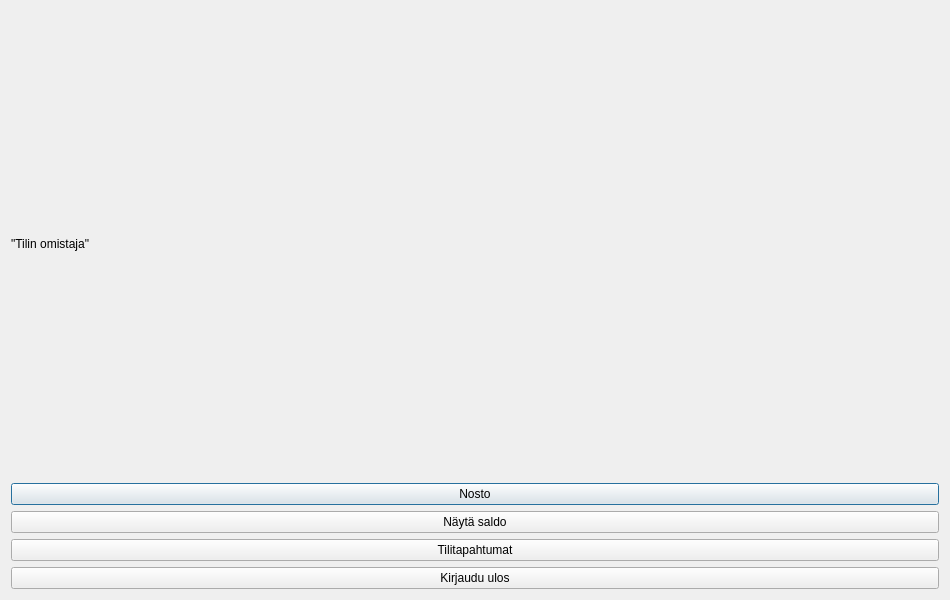
Before: the Qt Designer form bankautomat/kayttoliittyma.ui in AJHosuja/BankAutomat, drawn with Qt 5.
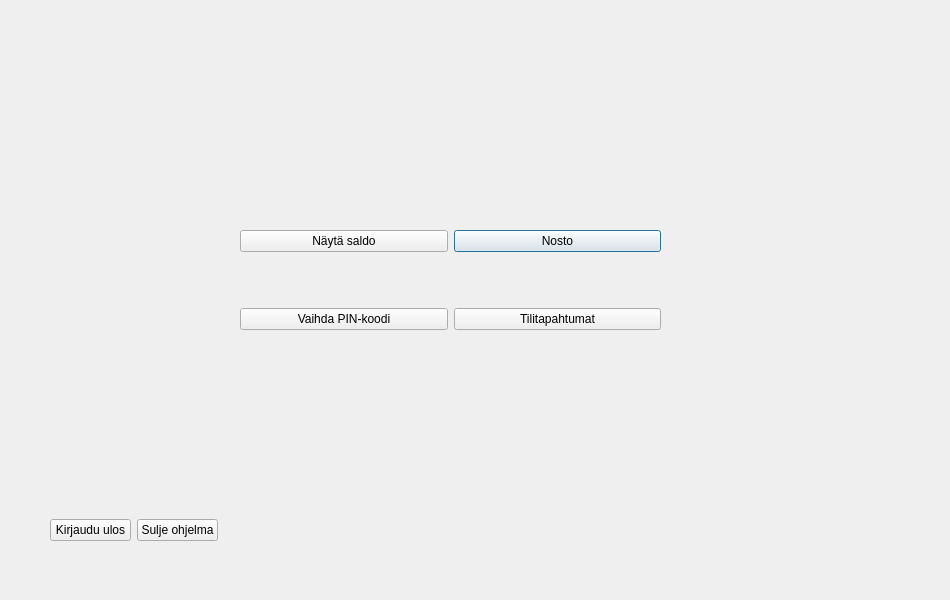
After: the same form once the commit is applied.

What changed in the file:
```diff
--- a/bankautomat/kayttoliittyma.ui
+++ b/bankautomat/kayttoliittyma.ui
@@ -13,53 +13,92 @@
   <property name="windowTitle">
    <string>Dialog</string>
   </property>
-  <layout class="QVBoxLayout" name="verticalLayout_6">
-   <item>
-    <layout class="QVBoxLayout" name="verticalLayout">
-     <item>
       <widget class="QLabel" name="label">
+   <property name="geometry">
+    <rect>
+     <x>240</x>
+     <y>110</y>
+     <width>371</width>
+     <height>41</height>
+    </rect>
+   </property>
+   <property name="font">
+    <font>
+     <pointsize>20</pointsize>
+    </font>
+   </property>
        <property name="text">
-        <string>&quot;Tilin omistaja&quot;</string>
-       </property>
-      </widget>
-     </item>
-    </layout>
-   </item>
-   <item>
-    <layout class="QVBoxLayout" name="verticalLayout_2">
-     <item>
+    <string/>
+   </property>
+  </widget>
+  <widget class="QWidget" name="gridLayoutWidget">
+   <property name="geometry">
+    <rect>
+     <x>240</x>
+     <y>180</y>
+     <width>421</width>
+     <height>201</height>
+    </rect>
+   </property>
+   <layout class="QGridLayout" name="gridLayout">
+    <item row="0" column="1">
       <widget class="QPushButton" name="nosto">
        <property name="text">
         <string>Nosto</string>
        </property>
       </widget>
      </item>
-    </layout>
-   </item>
-   <item>
-    <layout class="QVBoxLayout" name="verticalLayout_3">
-     <item>
+    <item row="0" column="0">
       <widget class="QPushButton" name="naytasaldo">
        <property name="text">
         <string>Näytä saldo</string>
        </property>
       </widget>
      </item>
-    </layout>
-   </item>
-   <item>
-    <layout class="QVBoxLayout" name="verticalLayout_4">
-     <item>
+    <item row="1" column="1">
       <widget class="QPushButton" name="tilitap">
        <property name="text">
         <string>Tilitapahtumat</string>
        </property>
       </widget>
      </item>
-    </layout>
-   </item>
-   <item>
-    <layout class="QVBoxLayout" name="verticalLayout_5">
+    <item row="1" column="0">
+     <widget class="QPushButton" name="vaihda">
+      <property name="text">
+       <string>Vaihda PIN-koodi</string>
+      </property>
+     </widget>
+    </item>
+   </layout>
+  </widget>
+  <widget class="QLabel" name="time">
+   <property name="geometry">
+    <rect>
+     <x>690</x>
+     <y>550</y>
+     <width>241</width>
+     <height>20</height>
+    </rect>
+   </property>
+   <property name="font">
+    <font>
+     <pointsize>11</pointsize>
+    </font>
+   </property>
+   <property name="text">
+    <string/>
+   </property>
+  </widget>
+  <widget class="QWidget" name="horizontalLayoutWidget">
+   <property name="geometry">
+    <rect>
+     <x>50</x>
+     <y>490</y>
+     <width>168</width>
+     <height>80</height>
+    </rect>
+   </property>
+   <layout class="QHBoxLayout" name="horizontalLayout">
      <item>
       <widget class="QPushButton" name="kirjauduulos">
        <property name="text">
@@ -67,9 +106,15 @@
        </property>
       </widget>
      </item>
-    </layout>
-   </item>
-  </layout>
+    <item>
+     <widget class="QPushButton" name="sulje">
+      <property name="text">
+       <string>Sulje ohjelma</string>
+      </property>
+     </widget>
+    </item>
+   </layout>
+  </widget>
  </widget>
  <resources/>
  <connections/>
```
Lines whose indentation alone changed are shown as unchanged.
